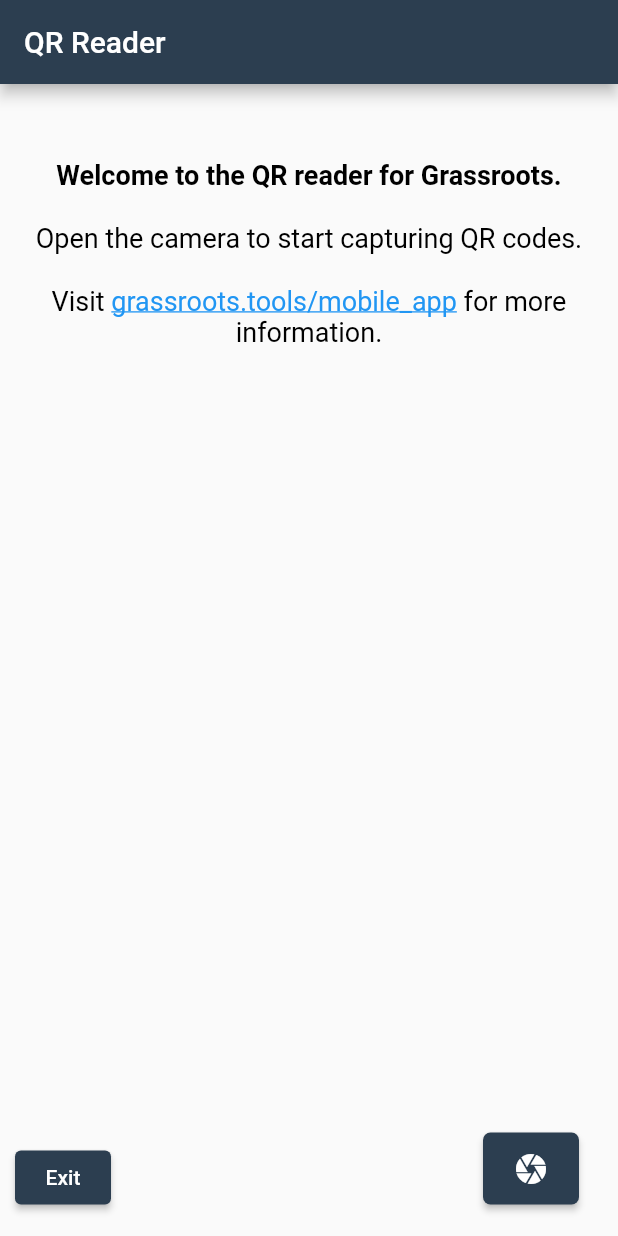
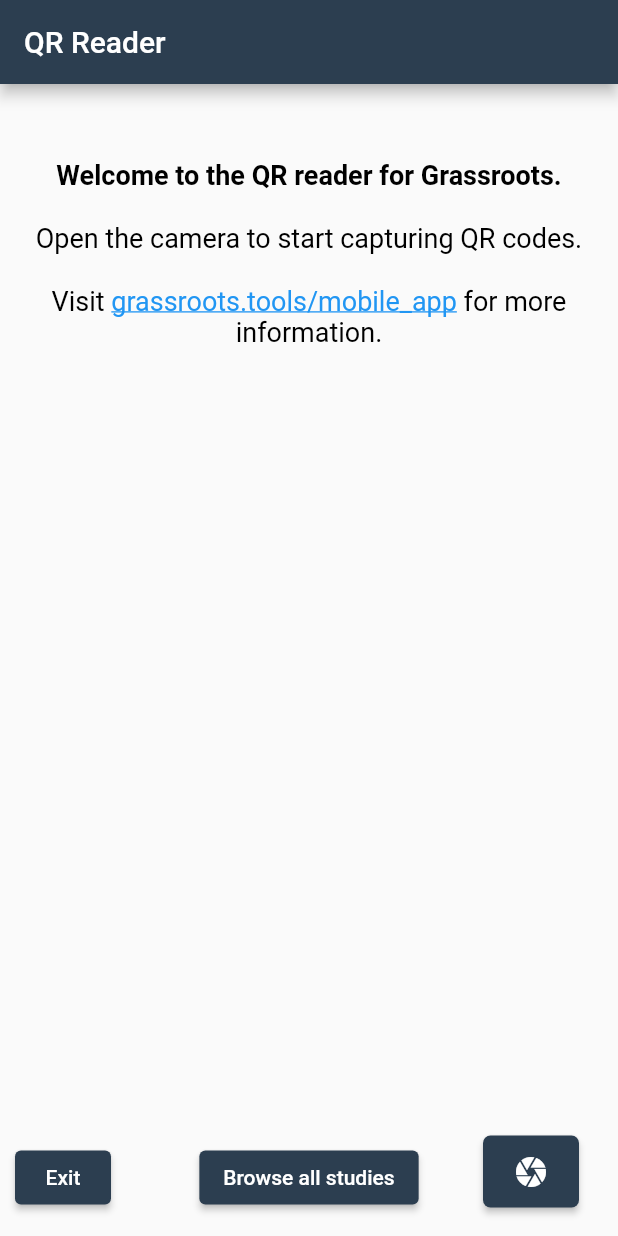
Before and after one commit to DOC-MEX/grassroots_mobile_app, a Flutter app: the screen it shows after launch, on a phone screen of 412 x 824 dp. Run offline on Flutter 3.47's test engine with Material 2 defaults, Android fonts, the phone set to English and light mode, and no system bars; missing offline and left inert: mobile_scanner.

Commit message:
Create new page to fetch and browse all the studies

```diff
--- a/lib/home.dart
+++ b/lib/home.dart
@@ -7,6 +7,7 @@ import 'qr_code_processor.dart';
 import 'observation_page.dart';
 import 'table_observations.dart';
 import 'package:flutter/services.dart';
+import 'grassroots_studies.dart';
 
 class HomePage extends StatefulWidget {
   @override
@@ -141,7 +142,7 @@ class _HomePageState extends State<HomePage> {
           if (detectedQRString == null) WelcomeMessageWidget(),
 
           Positioned(
-            bottom: 15, // Adjust this value to position the button at your preferred location.
+            bottom: 15, //  value to position the button vertically
             left: 10,
             // right: 80,
             child: Center(
@@ -153,6 +154,25 @@ class _HomePageState extends State<HomePage> {
               ),
             ),
           ),
+
+          // Positioned 'Browse all studies' button
+          if (detectedQRString == null) // Display this button only when no QR code is detected
+            Positioned(
+              bottom: 15, // Adjust as needed
+              left: 0,
+              right: 0,
+              child: Center(
+                child: ElevatedButton(
+                  onPressed: () {
+                    Navigator.push(
+                      context,
+                      MaterialPageRoute(builder: (context) => GrassrootsStudies()),
+                    );
+                  },
+                  child: Text('Browse all studies'),
+                ),
+              ),
+            ),
 
           // Add Observation Button (centered)
           if (detectedQRString != null)
@@ -385,7 +405,7 @@ class _HomePageState extends State<HomePage> {
       ),
       floatingActionButtonLocation: FloatingActionButtonLocation.endFloat,
       floatingActionButton: Padding(
-        padding: const EdgeInsets.only(right: 10.0, bottom: 5.0), // Add some right and bottom padding
+        padding: const EdgeInsets.only(right: 10.0, bottom: 3.0), // Add some right and bottom padding
         child: ElevatedButton(
           onPressed: () {
             if (isCameraOpen) {
```
Also changed, not shown: lib/grassroots_studies.dart (added, +93 -0 lines).
